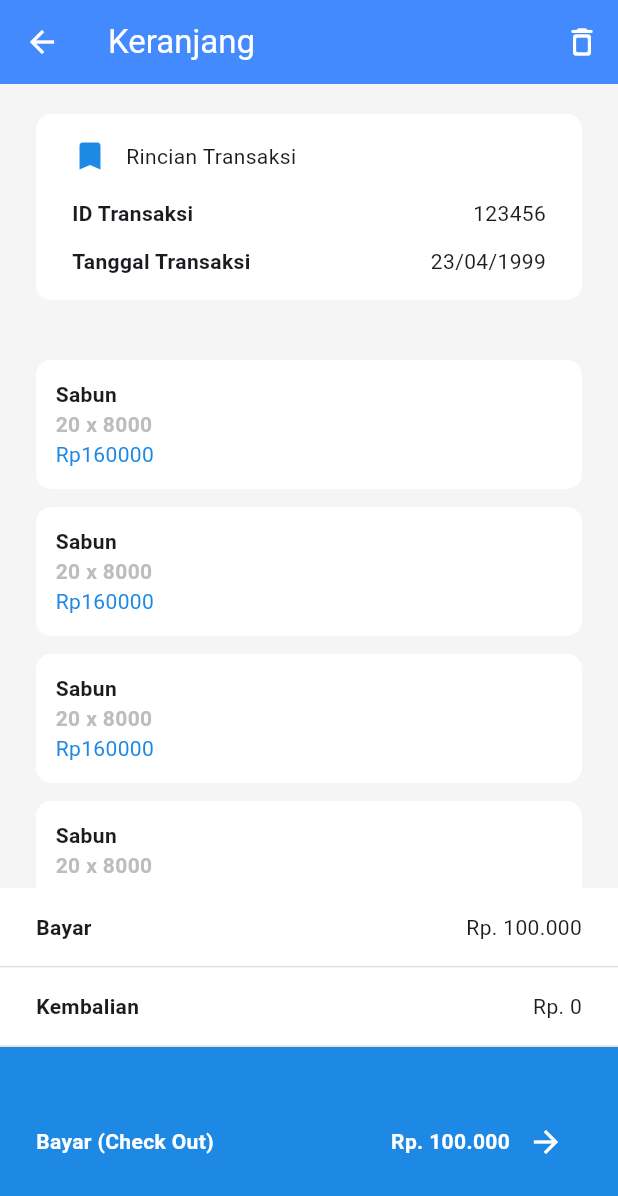
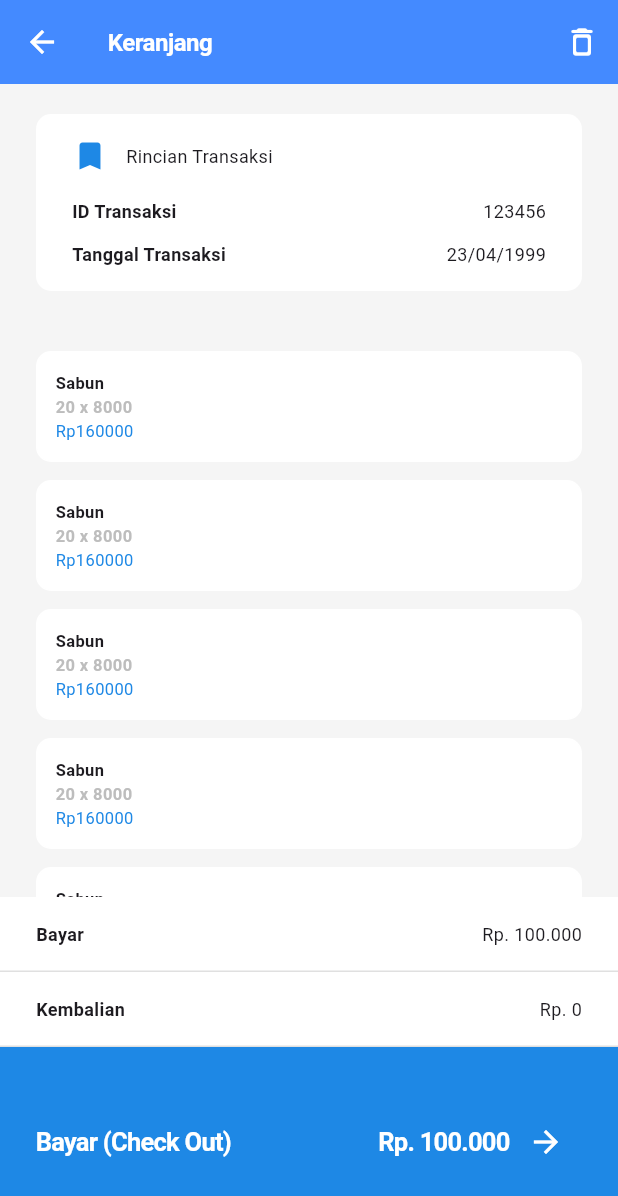
Before and after one commit to rzalmauln/Mobile-E-POS, a Flutter app: the OrderView screen opened directly, on a phone screen of 412 x 824 dp. Shown: the top 1196 px of the screen. Run offline on Flutter 3.47's test engine with Material 3 defaults, Android fonts, the phone set to English and light mode, and no system bars; our stand-ins replace freezed_annotation, sqflite; accounts and stored records are empty.

Commit message:
feat: slicing keranjang kurang tambah dan kurang item

```diff
--- a/lib/main.dart
+++ b/lib/main.dart
@@ -1,3 +1,4 @@
+import 'package:e_pos/views/keranjang/order_view.dart';
 import 'package:e_pos/views/store_screen.dart';
 import 'package:flutter/material.dart';
 
@@ -13,7 +14,7 @@ class MainApp extends StatelessWidget {
     return const MaterialApp(
       home: Scaffold(
         body: Center(
-          child: StoreScreen(),
+          child: OrderView(),
         ),
       ),
     );
--- a/lib/views/keranjang/order_view.dart
+++ b/lib/views/keranjang/order_view.dart
@@ -15,7 +15,12 @@ class _OrderViewState extends State<OrderView> {
   Widget build(BuildContext context) {
     return Scaffold(
       appBar: AppBar(
-        title: const Text('Keranjang', style: TextStyle(color: Colors.white)),
+        title: const Text('Keranjang',
+            style: TextStyle(
+                fontSize: 16,
+                letterSpacing: -0.32,
+                color: Colors.white,
+                fontWeight: FontWeight.bold)),
         leading: GestureDetector(
           child: Icon(Icons.arrow_back, color: Colors.white),
           onTap: () {
@@ -46,7 +51,13 @@ class _OrderViewState extends State<OrderView> {
                     Icon(Icons.bookmark, color: Colors.blue[600]),
                     Padding(
                       padding: const EdgeInsets.only(left: 12),
-                      child: Text('Rincian Transaksi'),
+                      child: Text(
+                        'Rincian Transaksi',
+                        style: TextStyle(
+                          fontSize: 12,
+                          fontWeight: FontWeight.normal,
+                        ),
+                      ),
                     ),
                   ],
                 ),
@@ -57,9 +68,16 @@ class _OrderViewState extends State<OrderView> {
                     children: [
                       Text(
                         "ID Transaksi",
-                        style: TextStyle(fontWeight: FontWeight.bold),
+                        style: TextStyle(
+                            fontSize: 12, fontWeight: FontWeight.bold),
                       ),
-                      Text("123456")
+                      Text(
+                        "123456",
+                        style: TextStyle(
+                          fontSize: 12,
+                          fontWeight: FontWeight.normal,
+                        ),
+                      )
                     ],
                   ),
                 ),
@@ -70,9 +88,14 @@ class _OrderViewState extends State<OrderView> {
                     children: [
                       Text(
                         "Tanggal Transaksi",
-                        style: TextStyle(fontWeight: FontWeight.bold),
+                        style: TextStyle(
+                            fontSize: 12, fontWeight: FontWeight.bold),
                       ),
-                      Text("23/04/1999")
+                      Text("23/04/1999",
+                          style: TextStyle(
+                            fontSize: 12,
+                            fontWeight: FontWeight.normal,
+                          ))
                     ],
                   ),
                 ),
@@ -108,9 +131,14 @@ class _OrderViewState extends State<OrderView> {
               children: [
                 Text(
                   "Bayar",
-                  style: TextStyle(fontWeight: FontWeight.bold),
+                  style: TextStyle(fontSize: 12, fontWeight: FontWeight.bold),
                 ),
-                Text("Rp. 100.000"),
+                Text(
+                  "Rp. 100.000",
+                  style: TextStyle(
+                    fontSize: 12,
+                  ),
+                ),
               ],
             ),
           ),
@@ -130,9 +158,14 @@ class _OrderViewState extends State<OrderView> {
               children: [
                 Text(
                   "Kembalian",
-                  style: TextStyle(fontWeight: FontWeight.bold),
+                  style: TextStyle(fontSize: 12, fontWeight: FontWeight.bold),
                 ),
-                Text("Rp. 0"),
+                Text(
+                  "Rp. 0",
+                  style: TextStyle(
+                    fontSize: 12,
+                  ),
+                ),
               ],
             ),
           ),
@@ -145,14 +178,20 @@ class _OrderViewState extends State<OrderView> {
                 Text(
                   "Bayar (Check Out)",
                   style: TextStyle(
-                      fontWeight: FontWeight.bold, color: Colors.white),
+                      fontSize: 17,
+                      letterSpacing: -0.5,
+                      fontWeight: FontWeight.bold,
+                      color: Colors.white),
                 ),
                 Row(
                   children: [
                     Text(
                       "Rp. 100.000",
                       style: TextStyle(
-                          fontWeight: FontWeight.bold, color: Colors.white),
+                          fontSize: 17,
+                          letterSpacing: -0.5,
+                          fontWeight: FontWeight.bold,
+                          color: Colors.white),
                     ),
                     IconButton(
                       onPressed: () {
@@ -192,15 +231,19 @@ class _OrderViewState extends State<OrderView> {
               mainAxisAlignment: MainAxisAlignment.start,
               crossAxisAlignment: CrossAxisAlignment.start,
               children: [
-                Text(title, style: TextStyle(fontWeight: FontWeight.bold)),
+                Text(title,
+                    style:
+                        TextStyle(fontSize: 11, fontWeight: FontWeight.bold)),
                 Text(
                   "${qty} x ${price}",
                   style: TextStyle(
-                      color: Colors.grey[400], fontWeight: FontWeight.bold),
+                      fontSize: 11,
+                      color: Colors.grey[400],
+                      fontWeight: FontWeight.bold),
                 ),
                 Text(
                   "Rp${(qty * price).toString()}",
-                  style: TextStyle(color: Colors.blue[600]),
+                  style: TextStyle(fontSize: 11, color: Colors.blue[600]),
                 ),
               ],
             ),
@@ -303,7 +346,6 @@ class _OrderViewState extends State<OrderView> {
             style: TextStyle(color: Colors.grey[600])),
         actions: [
           Row(
-
             mainAxisAlignment: MainAxisAlignment.spaceBetween,
             children: [
               Expanded(
@@ -328,11 +370,12 @@ class _OrderViewState extends State<OrderView> {
                   ),
                 ),
               ),
-              SizedBox(width: 12,),
+              SizedBox(
+                width: 12,
+              ),
               Expanded(
                 child: GestureDetector(
-                  onTap: () {
-                  },
+                  onTap: () {},
                   child: Container(
                     margin: EdgeInsets.symmetric(vertical: 5),
                     padding: EdgeInsets.all(16),
```
